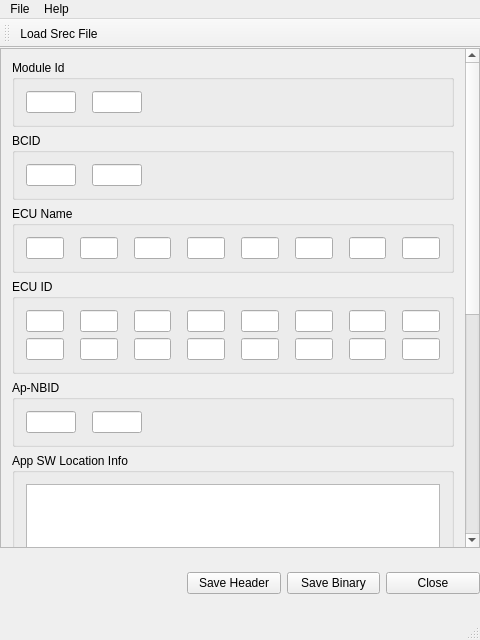
Qt form mainwindow.ui (f0ghua/srTool) before a commit.
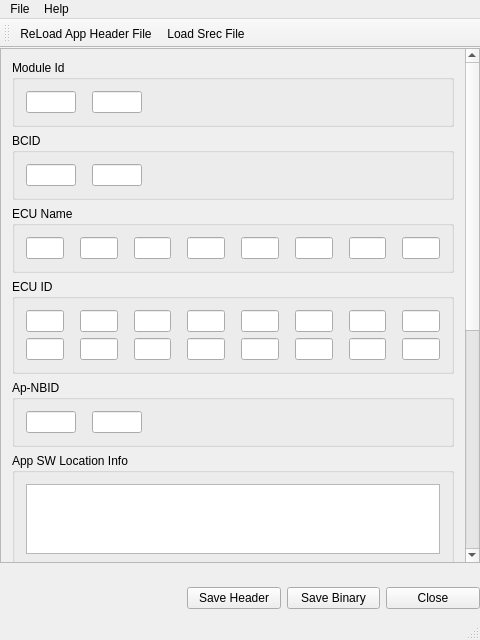
The same form after that commit. Icons and pictures are not drawn.

Commit message: * fix bug that ui can't set value for app header

What changed in the file:
```diff
--- a/mainwindow.ui
+++ b/mainwindow.ui
@@ -25,7 +25,7 @@
      <number>0</number>
     </property>
     <property name="bottomMargin">
-     <number>24</number>
+     <number>9</number>
     </property>
     <item row="0" column="0">
      <layout class="QVBoxLayout" name="verticalLayout_3">
@@ -1074,6 +1074,7 @@
    <attribute name="toolBarBreak">
     <bool>false</bool>
    </attribute>
+   <addaction name="actionReLoad"/>
    <addaction name="actionLoad_File"/>
   </widget>
   <widget class="QStatusBar" name="statusBar">
@@ -1100,6 +1101,18 @@
     <string>About</string>
    </property>
   </action>
+  <action name="actionReLoad">
+   <property name="icon">
+    <iconset resource="sctool.qrc">
+     <normaloff>:/menuReload</normaloff>:/menuReload</iconset>
+   </property>
+   <property name="text">
+    <string>ReLoad App Header File</string>
+   </property>
+   <property name="toolTip">
+    <string>ReLoad App Header File</string>
+   </property>
+  </action>
  </widget>
  <layoutdefault spacing="6" margin="11"/>
  <resources>
```
Left out of the diff: 2 changed lines with no effect on the pictures. The commit also changes 8 other files.
